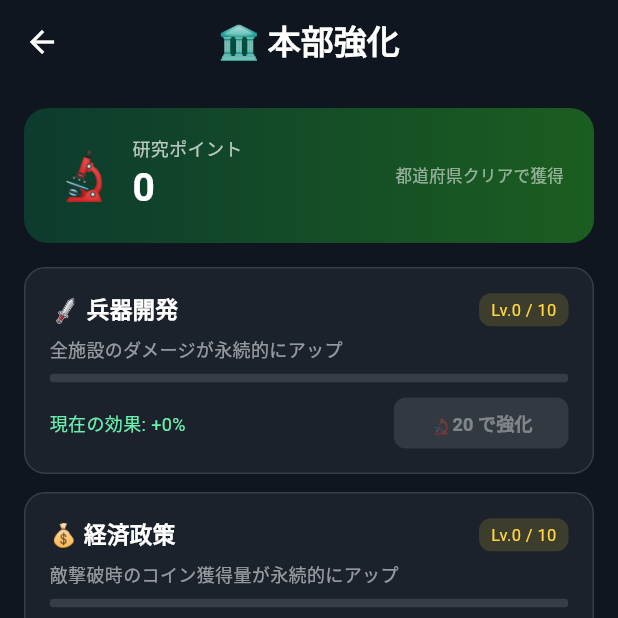
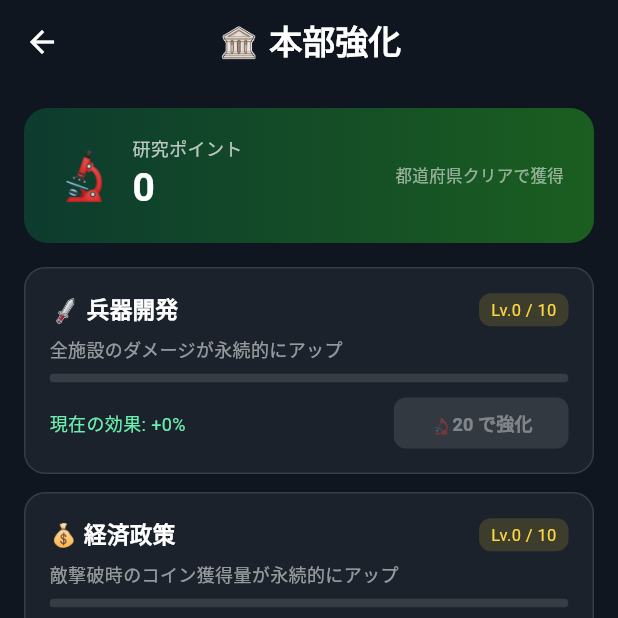
Before and after one commit to zka32101/geography_puzzle_king, a Flutter app: the HqUpgradeScreen screen opened by its route, on a phone screen of 412 x 824 dp, the top half of it. Run offline on Flutter 3.47's test engine with Material 3 defaults, Android fonts, the phone set to English and light mode, and no system bars; our stand-ins replace audioplayers, cloud_firestore, connectivity_plus, firebase_analytics, firebase_auth, firebase_core and 11 more; accounts and stored records are empty; network calls fail.

Commit message:
ui: add oni/crown/fire/park/museum/city/tower/palm/factory/paw icons (Canva AI, transparent)
Co-Authored-By: Claude Sonnet 5.5 <noreply@anthropic.com>

```diff
--- a/apps/geography_puzzle_king/lib/screens/game/result_screen.dart
+++ b/apps/geography_puzzle_king/lib/screens/game/result_screen.dart
@@ -416,7 +416,7 @@ class _ResultScreenState extends ConsumerState<ResultScreen> {
                   ),
                   child: Row(
                     children: [
-                      const Text('🐾', style: TextStyle(fontSize: 20)),
+                      const IconText('🐾', style: TextStyle(fontSize: 20)),
                       const SizedBox(width: 8),
                       Expanded(
                         child: Column(
@@ -621,7 +621,7 @@ class _ResultScreenState extends ConsumerState<ResultScreen> {
               ),
               child: Row(
                 children: [
-                  const Text('🐾', style: TextStyle(fontSize: 20)),
+                  const IconText('🐾', style: TextStyle(fontSize: 20)),
                   const SizedBox(width: 8),
                   Expanded(
                     child: Column(
--- a/apps/geography_puzzle_king/lib/screens/home/prefecture_map_screen.dart
+++ b/apps/geography_puzzle_king/lib/screens/home/prefecture_map_screen.dart
@@ -1222,7 +1222,7 @@ class _PrefectureMapScreenState extends ConsumerState<PrefectureMapScreen> {
                   children: [
                     Row(
                       children: [
-                        const Text('👹 ', style: TextStyle(fontSize: 16)),
+                        const IconText('👹 ', style: TextStyle(fontSize: 16)),
                         IconText(l10n.bossLabel(pref.boss.name),
                             style: AppTextStyles.subtitle1),
                       ],
--- a/apps/geography_puzzle_king/lib/screens/home/prefecture_selection_screen.dart
+++ b/apps/geography_puzzle_king/lib/screens/home/prefecture_selection_screen.dart
@@ -352,7 +352,7 @@ class _PrefectureSelectionScreenState
     if (imagePath == null) {
       return const SizedBox(
         height: 150,
-        child: Center(child: Text('👹')),
+        child: Center(child: IconText('👹')),
       );
     }
     return ClipRRect(
@@ -366,7 +366,7 @@ class _PrefectureSelectionScreenState
             return Container(
               height: 150,
               color: Colors.grey.shade300,
-              child: const Center(child: Text('👹')),
+              child: const Center(child: IconText('👹')),
             );
           },
         ),
--- a/apps/geography_puzzle_king/lib/screens/hq/hq_upgrade_screen.dart
+++ b/apps/geography_puzzle_king/lib/screens/hq/hq_upgrade_screen.dart
@@ -21,7 +21,7 @@ class HqUpgradeScreen extends ConsumerWidget {
       appBar: AppBar(
         backgroundColor: const Color(0xFF0F1620),
         elevation: 0,
-        title: Text('🏛️ ${l10n.hqUpgrade}',
+        title: IconText('🏛️ ${l10n.hqUpgrade}',
             style: const TextStyle(color: Colors.white, fontWeight: FontWeight.bold)),
         iconTheme: const IconThemeData(color: Colors.white),
       ),
--- a/apps/geography_puzzle_king/lib/screens/settings/premium_plan_screen.dart
+++ b/apps/geography_puzzle_king/lib/screens/settings/premium_plan_screen.dart
@@ -97,7 +97,7 @@ class PremiumPlanScreen extends ConsumerWidget {
             icon: const Icon(Icons.arrow_back_ios_new, color: Colors.white),
           ),
           const SizedBox(width: AppSpacing.xs),
-          const Text('👑', style: TextStyle(fontSize: 26)),
+          const IconText('👑', style: TextStyle(fontSize: 26)),
           const SizedBox(width: AppSpacing.sm),
           Expanded(
             child: IconText(
--- a/apps/geography_puzzle_king/lib/widgets/ui_icon.dart
+++ b/apps/geography_puzzle_king/lib/widgets/ui_icon.dart
@@ -20,7 +20,17 @@ enum UiIconKind {
   forest('forest', '🌲'),
   fuji('fuji', '🗻'),
   snow('snow', '❄'),
-  rice('rice', '🌾');
+  rice('rice', '🌾'),
+  oni('oni', '👹'),
+  crown('crown', '👑'),
+  fire('fire', '🔥'),
+  park('park', '🏞'),
+  museum('museum', '🏛'),
+  city('city', '🌆'),
+  tower('tower', '🗼'),
+  palm('palm', '🌴'),
+  factory('factory', '🏭'),
+  paw('paw', '🐾');
 
   const UiIconKind(this.fileName, this.emoji);
 
@@ -52,7 +62,7 @@ class UiIcon extends StatelessWidget {
 }
 
 // 文字列中の絵文字（異体字セレクタ U+FE0F つきも）を探す正規表現。
-final RegExp _kIconEmojiPattern = RegExp('(?<!\u200D)(🪙|🛡|💨|⭐|🏆|🏯|📖|🗺|⚔|⚡|💥|🗾|🌊|⛩|🏔|🌲|🗻|❄|🌾)\uFE0F?');
+final RegExp _kIconEmojiPattern = RegExp('(?<!\u200D)(🪙|🛡|💨|⭐|🏆|🏯|📖|🗺|⚔|⚡|💥|🗾|🌊|⛩|🏔|🌲|🗻|❄|🌾|👹|👑|🔥|🏞|🏛|🌆|🗼|🌴|🏭|🐾)\uFE0F?');
 
 UiIconKind? _kindOfEmoji(String emoji) {
   final base = emoji.replaceAll('\uFE0F', '');
```
Also changed, not shown: apps/geography_puzzle_king/assets/images/icons/city.png (added), apps/geography_puzzle_king/assets/images/icons/crown.png (added), apps/geography_puzzle_king/assets/images/icons/factory.png (added), apps/geography_puzzle_king/assets/images/icons/fire.png (added), apps/geography_puzzle_king/assets/images/icons/museum.png (added), apps/geography_puzzle_king/assets/images/icons/oni.png (added), apps/geography_puzzle_king/assets/images/icons/palm.png (added), apps/geography_puzzle_king/assets/images/icons/park.png (added), apps/geography_puzzle_king/assets/images/icons/paw.png (added), apps/geography_puzzle_king/assets/images/icons/tower.png (added).
